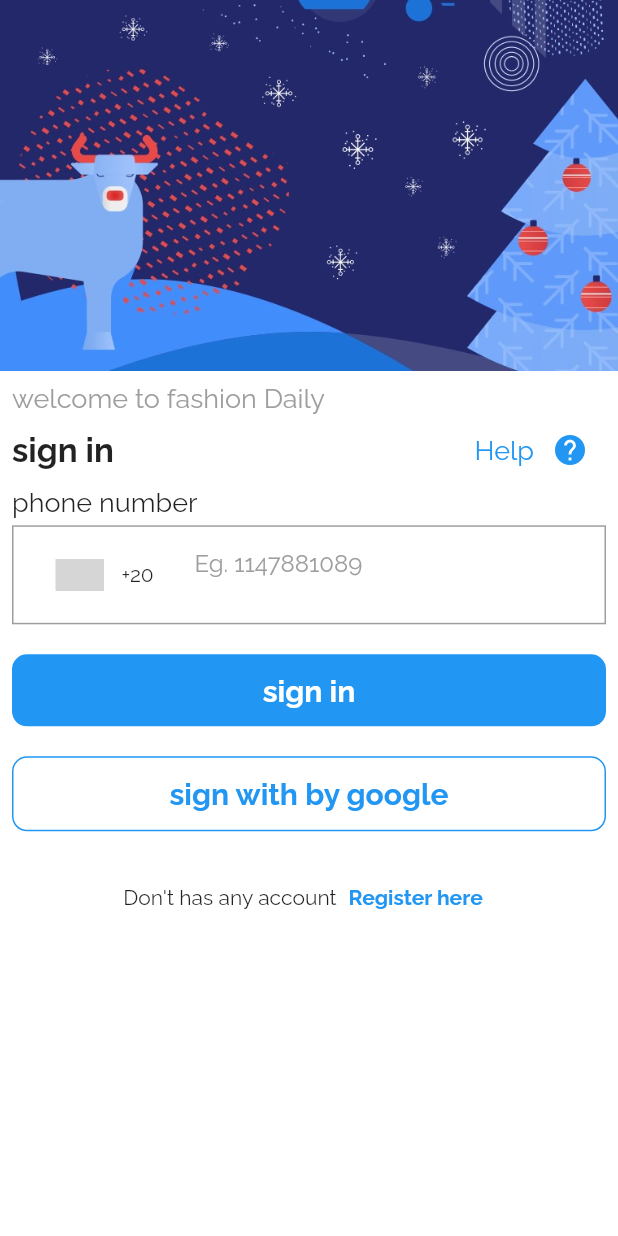
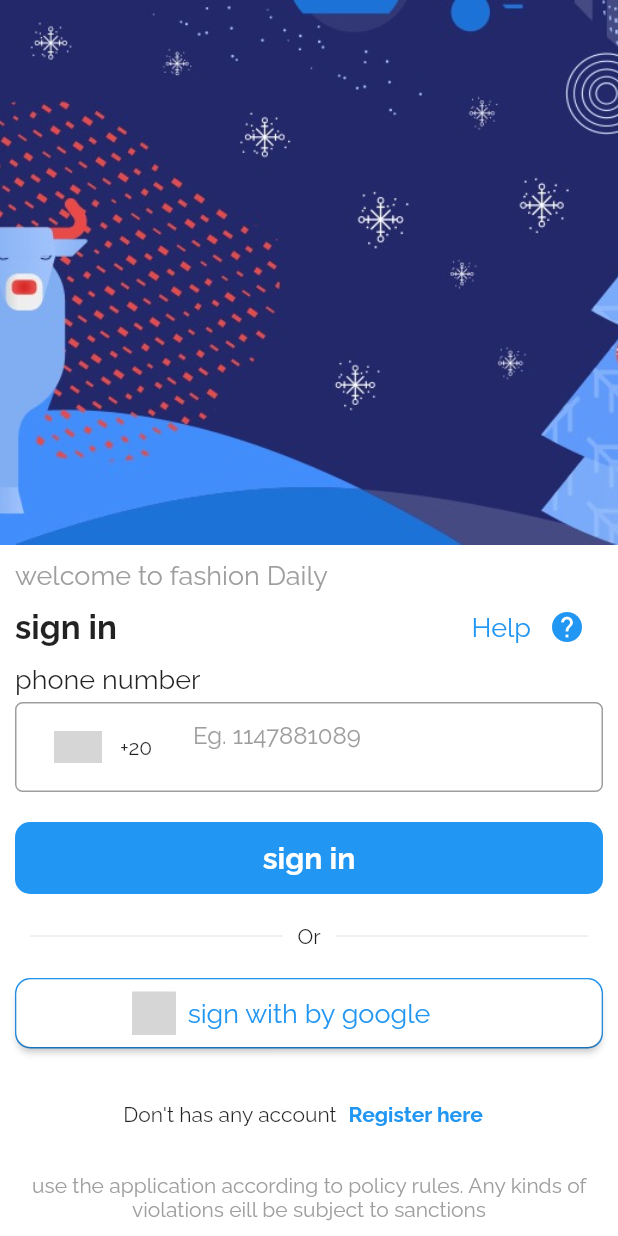
Before and after one commit to mohamedabdelgwad603/Algoriza_internship, a Flutter app: the LoginScreen screen opened directly, on a phone screen of 412 x 824 dp. Run offline on Flutter 3.47's test engine with Material 2 defaults, Android fonts, the phone set to English and light mode, and no system bars; drawn by our look-alikes of intl_phone_number_input, social_login_buttons; our stand-ins replace hexcolor, smooth_page_indicator; grey boxes are pictures that could not be loaded.

Commit message:
add textButton widget

```diff
--- a/lib/modules/login_screen.dart
+++ b/lib/modules/login_screen.dart
@@ -1,32 +1,28 @@
 import 'package:algoriza_first_test/modules/register_screen.dart';
+import 'package:algoriza_first_test/shared/component/widgets/social_media_button.dart';
 import 'package:flutter/material.dart';
-import 'package:flutter/src/foundation/key.dart';
-import 'package:flutter/src/widgets/framework.dart';
-
-import '../shared/component/components.dart';
+import 'package:social_login_buttons/social_login_buttons.dart';
 import '../shared/component/widgets/country_picker_widget.dart';
 import '../shared/component/widgets/default_button_widget.dart';
-import '../shared/component/widgets/textform_widget.dart';
+import '../shared/component/widgets/default_text_button.dart';
 
 class LoginScreen extends StatelessWidget {
-  const LoginScreen({Key? key}) : super(key: key);
-
+  GlobalKey<FormState> formkey = GlobalKey<FormState>();
   @override
   Widget build(BuildContext context) {
-    double height = (MediaQuery.of(context).size.height -
-        MediaQuery.of(context).padding.top);
     return Scaffold(
-      body: SingleChildScrollView(
-        child: Column(
+      resizeToAvoidBottomInset: false,
+      body: Column(
         crossAxisAlignment: CrossAxisAlignment.start,
         children: [
-            Image(
+          const Expanded(
+            child: Image(
                 width: double.infinity,
-                height: height * .3,
                 fit: BoxFit.cover,
                 image: AssetImage('assets/images/img.jpeg')),
+          ),
           Padding(
-              padding: const EdgeInsets.all(8.0),
+            padding: const EdgeInsets.all(10.0),
             child: Column(
               crossAxisAlignment: CrossAxisAlignment.start,
               children: [
@@ -38,8 +34,8 @@ class LoginScreen extends StatelessWidget {
                   children: [
                     const Text(
                       "sign in",
-                        style: TextStyle(
-                            fontSize: 22, fontWeight: FontWeight.bold),
+                      style:
+                          TextStyle(fontSize: 22, fontWeight: FontWeight.bold),
                     ),
                     const Spacer(),
                     const Text(
@@ -55,6 +51,7 @@ class LoginScreen extends StatelessWidget {
                   ],
                 ),
                 Form(
+                    key: formkey,
                     child: Column(
                       crossAxisAlignment: CrossAxisAlignment.start,
                       children: [
@@ -70,23 +67,42 @@ class LoginScreen extends StatelessWidget {
                         const SizedBox(
                           height: 20,
                         ),
+                      ],
+                    )),
                 DefaultButton(
                   text: 'sign in',
                   color: Colors.blue,
                   radius: 10,
-                        onpressed: () {},
+                  onpressed: () {
+                    formkey.currentState!.validate();
+                  },
                 ),
                 const SizedBox(
                   height: 20,
                 ),
-                      DefaultButton(
+                Row(
+                  mainAxisAlignment: MainAxisAlignment.spaceAround,
+                  children: const [
+                    Expanded(
+                      child: Divider(
+                        indent: 10,
+                        endIndent: 10,
+                      ),
+                    ),
+                    Text('Or'),
+                    Expanded(
+                        child: Divider(
+                      indent: 10,
+                      endIndent: 10,
+                    ))
+                  ],
+                ),
+                const SizedBox(
+                  height: 20,
+                ),
+                const SocialMediaButton(
                     text: 'sign with by google',
-                        textColor: Colors.blue,
-                        color: Colors.white,
-                        isBorder: true,
-                        radius: 10,
-                        onpressed: () {},
-                      ),
+                    buttonType: SocialLoginButtonType.google),
                 const SizedBox(
                   height: 20,
                 ),
@@ -94,27 +110,25 @@ class LoginScreen extends StatelessWidget {
                   mainAxisAlignment: MainAxisAlignment.center,
                   children: [
                     Text("Don't has any account"),
-                          TextButton(
-                              onPressed: () {
-                                push(context, const RegisterScreen());
-                              },
-                              child: const Text(
-                                "Register here",
-                                style: TextStyle(
-                                    color: Colors.blue,
-                                    fontSize: 14,
-                                    fontWeight: FontWeight.bold),
-                              ))
+                    DefultTextButton(
+                      text: "Register here",
+                      widget: RegisterScreen(),
+                    ),
                   ],
+                ),
+                const SizedBox(
+                  height: 15,
+                ),
+                const Text(
+                  'use the application according to policy rules. Any kinds of violations eill be subject to sanctions ',
+                  textAlign: TextAlign.center,
+                  style: TextStyle(color: Colors.grey),
                 )
-                    ],
-                  )),
               ],
             ),
           )
         ],
       ),
-      ),
     );
   }
 }
--- a/lib/modules/onBoarding_screen.dart
+++ b/lib/modules/onBoarding_screen.dart
@@ -108,7 +108,7 @@ class OnBoardingScreen extends StatelessWidget {
                             ),
                             TextButton(
                                 onPressed: () {
-                                  push(context, const RegisterScreen());
+                                  push(context, RegisterScreen());
                                 },
                                 child: Text(
                                   "sign Up",
@@ -148,7 +148,7 @@ class buildSkipButton extends StatelessWidget {
           ),
         ),
         onPressed: () {
-          push(context, const RegisterScreen());
+          push(context, RegisterScreen());
         },
         child: const Text(
           "skip",
--- a/lib/shared/component/widgets/country_picker_widget.dart
+++ b/lib/shared/component/widgets/country_picker_widget.dart
@@ -12,14 +12,21 @@ class CountryPickerWidget extends StatelessWidget {
     return Container(
       decoration: BoxDecoration(
         color: Colors.white,
+        borderRadius: BorderRadius.circular(5),
         border: Border.all(color: Colors.grey),
       ),
       child: Padding(
-        padding: const EdgeInsets.all(8.0),
+        padding: const EdgeInsets.all(5.0),
         child: InternationalPhoneNumberInput(
           onInputChanged: (PhoneNumber phonenumber) {
-            number = phonenumber;
-            print('${number.phoneNumber}' + '${controller.text}');
+            ///  number = phonenumber;
+            print('${phonenumber.phoneNumber}' + '${controller.text}');
+          },
+          validator: (val) {
+            if (val!.isEmpty)
+              return "number must not be empty";
+            else
+              return null;
           },
           selectorConfig: const SelectorConfig(
             selectorType: PhoneInputSelectorType.BOTTOM_SHEET,
--- a/lib/shared/component/widgets/default_button_widget.dart
+++ b/lib/shared/component/widgets/default_button_widget.dart
@@ -1,6 +1,4 @@
 import 'package:flutter/material.dart';
-
-import '../../styles/colors.dart';
 
 class DefaultButton extends StatelessWidget {
   final String text;
@@ -10,35 +8,45 @@ class DefaultButton extends StatelessWidget {
   final double radius;
   void Function()? onpressed;
   final bool isBorder;
+  final bool isIcon;
+  final IconData? icon;
 
-  DefaultButton(
-      {super.key,
+  DefaultButton({
+    super.key,
     required this.text,
     required this.color,
     this.textColor = Colors.white,
     this.width = double.infinity,
     this.radius = 0.0,
     required this.onpressed,
-      this.isBorder = false});
+    this.isBorder = false,
+    this.isIcon = false,
+    this.icon,
+  });
 
   @override
   Widget build(BuildContext context) {
     return Container(
-      //alignment: Alignment.center,
       width: width,
-      //  padding: const EdgeInsets.all(10),
+      //padding: const EdgeInsets.all(10),
       decoration: BoxDecoration(
         color: color,
         border: isBorder ? Border.all(color: Colors.blue) : null,
         borderRadius: BorderRadius.circular(radius),
       ),
       child: MaterialButton(
-        //  minWidth: double.infinity,
-        // height: double.infinity,
         onPressed: onpressed,
-        child: Text(text,
+        child: Row(
+          mainAxisAlignment: MainAxisAlignment.center,
+          children: [
+            if (isIcon) Icon(icon),
+            Text(text,
                 style: TextStyle(
-                fontSize: 20, fontWeight: FontWeight.bold, color: textColor)),
+                    fontSize: 20,
+                    fontWeight: FontWeight.bold,
+                    color: textColor)),
+          ],
+        ),
       ),
     );
   }
--- /dev/null
+++ b/lib/shared/component/widgets/default_text_button.dart
@@ -0,0 +1,22 @@
+import 'package:flutter/material.dart';
+
+import '../components.dart';
+
+class DefultTextButton extends StatelessWidget {
+  const DefultTextButton({Key? key, required this.text, required this.widget})
+      : super(key: key);
+  final String text;
+  final Widget widget;
+  @override
+  Widget build(BuildContext context) {
+    return TextButton(
+        onPressed: () {
+          push(context, widget);
+        },
+        child: Text(
+          text,
+          style: const TextStyle(
+              color: Colors.blue, fontSize: 14, fontWeight: FontWeight.bold),
+        ));
+  }
+}
--- /dev/null
+++ b/lib/shared/component/widgets/social_media_button.dart
@@ -0,0 +1,29 @@
+import 'package:flutter/material.dart';
+import 'package:social_login_buttons/social_login_buttons.dart';
+
+class SocialMediaButton extends StatelessWidget {
+  const SocialMediaButton(
+      {Key? key, required this.text, required this.buttonType})
+      : super(key: key);
+  final String text;
+  final SocialLoginButtonType buttonType;
+  @override
+  Widget build(BuildContext context) {
+    return Container(
+      alignment: Alignment.center,
+      decoration: BoxDecoration(
+          border: Border.all(color: Colors.blue),
+          borderRadius: BorderRadius.circular(10)),
+      child: SocialLoginButton(
+        buttonType: buttonType,
+        text: text,
+        textColor: Colors.blue,
+        height: 45,
+        borderRadius: 10.0,
+        width: double.infinity,
+        fontSize: 18,
+        onPressed: () {},
+      ),
+    );
+  }
+}
--- a/pubspec.yaml
+++ b/pubspec.yaml
@@ -37,6 +37,7 @@ dependencies:
   hexcolor: ^2.0.7
   smooth_page_indicator: ^1.0.0+2
   intl_phone_number_input: ^0.7.0+2
+  social_login_buttons: ^1.0.6+2
 
 dev_dependencies:
   flutter_test:
```
Also changed, not shown: pubspec.lock. Lines whose indentation alone changed are shown as unchanged.
